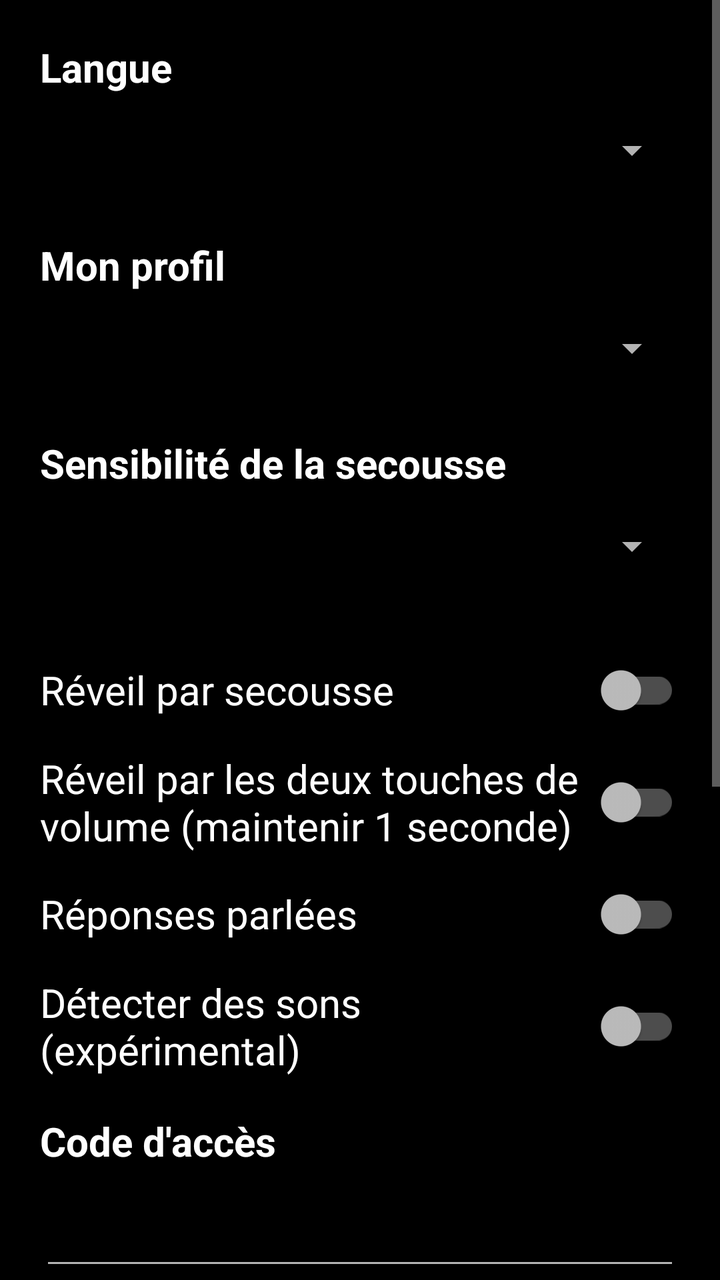
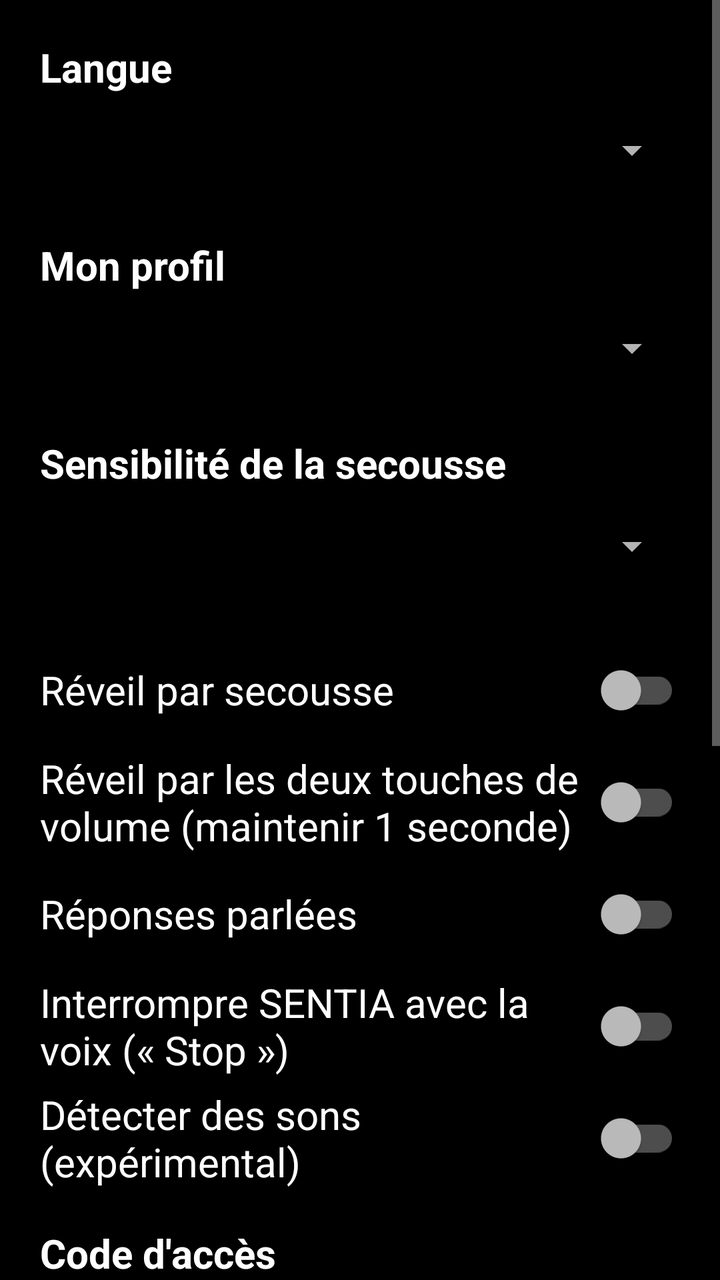

Screens rendered from an Android XML layout before and after an edit, with the pre-edit source and the edit as a unified diff.
<!-- AndroidManifest.xml: application theme Theme.Sentia -->
<!-- res/layout/activity_settings.xml -->
<?xml version="1.0" encoding="utf-8"?>
<ScrollView xmlns:android="http://schemas.android.com/apk/res/android"
    android:layout_width="match_parent" android:layout_height="match_parent"
    android:background="@color/black">
    <LinearLayout
        android:layout_width="match_parent" android:layout_height="wrap_content"
        android:orientation="vertical" android:padding="20dp">

        <TextView style="@style/Sentia.Text" android:text="@string/set_language" android:textStyle="bold"
            android:layout_width="wrap_content" android:layout_height="wrap_content" />
        <Spinner android:id="@+id/spLanguage" android:layout_width="match_parent" android:layout_height="56dp" />

        <TextView style="@style/Sentia.Text" android:text="@string/set_profile" android:textStyle="bold"
            android:layout_width="wrap_content" android:layout_height="wrap_content" android:layout_marginTop="16dp" />
        <Spinner android:id="@+id/spProfile" android:layout_width="match_parent" android:layout_height="56dp" />

        <TextView style="@style/Sentia.Text" android:text="@string/set_sensitivity" android:textStyle="bold"
            android:layout_width="wrap_content" android:layout_height="wrap_content" android:layout_marginTop="16dp" />
        <Spinner android:id="@+id/spSensitivity" android:layout_width="match_parent" android:layout_height="56dp" />

        <androidx.appcompat.widget.SwitchCompat android:id="@+id/swShake"
            android:layout_width="match_parent" android:layout_height="wrap_content" android:minHeight="56dp"
            android:layout_marginTop="16dp" android:text="@string/set_shake" android:textColor="@color/white" android:textSize="20sp" />
        <androidx.appcompat.widget.SwitchCompat android:id="@+id/swVolume"
            android:layout_width="match_parent" android:layout_height="wrap_content" android:minHeight="56dp"
            android:text="@string/set_volume" android:textColor="@color/white" android:textSize="20sp" />
        <androidx.appcompat.widget.SwitchCompat android:id="@+id/swVoice"
            android:layout_width="match_parent" android:layout_height="wrap_content" android:minHeight="56dp"
            android:text="@string/set_voice_replies" android:textColor="@color/white" android:textSize="20sp" />
        <androidx.appcompat.widget.SwitchCompat android:id="@+id/swSounds"
            android:layout_width="match_parent" android:layout_height="wrap_content" android:minHeight="56dp"
            android:text="@string/set_sounds" android:textColor="@color/white" android:textSize="20sp" />

        <TextView style="@style/Sentia.Text" android:text="@string/set_code" android:textStyle="bold"
            android:layout_width="wrap_content" android:layout_height="wrap_content" android:layout_marginTop="16dp" />
        <EditText android:id="@+id/etCode" android:layout_width="match_parent" android:layout_height="wrap_content"
            android:minHeight="56dp" android:inputType="textPassword" android:textColor="@color/white" android:textSize="20sp"
            android:importantForAutofill="no" />

        <Button android:id="@+id/btnBattery" style="@style/Sentia.BigButton"
            android:layout_width="match_parent" android:layout_height="wrap_content"
            android:layout_marginTop="16dp" android:text="@string/set_battery" android:textSize="18sp" />
        <Button android:id="@+id/btnA11y" style="@style/Sentia.BigButton"
            android:layout_width="match_parent" android:layout_height="wrap_content"
            android:layout_marginTop="12dp" android:text="@string/set_accessibility" android:textSize="18sp" />
        <Button android:id="@+id/btnTest" style="@style/Sentia.BigButton"
            android:layout_width="match_parent" android:layout_height="wrap_content"
            android:layout_marginTop="12dp" android:text="@string/set_test" android:textSize="18sp" />
        <TextView android:id="@+id/testStatus" style="@style/Sentia.Text"
            android:layout_width="match_parent" android:layout_height="wrap_content"
            android:accessibilityLiveRegion="polite" android:textColor="@color/yellow" />
        <Button android:id="@+id/btnSave" style="@style/Sentia.BigButton"
            android:layout_width="match_parent" android:layout_height="wrap_content"
            android:layout_marginTop="16dp" android:text="@string/set_save" />
    </LinearLayout>
</ScrollView>
<!-- resources referenced by this layout -->
<resources>
  <color name="black">#000000</color>
  <color name="white">#FFFFFF</color>
  <color name="yellow">#FFD400</color>
  <string name="set_accessibility">Activer le service des touches de volume</string>
  <string name="set_battery">Autoriser SENTIA à rester actif en arrière-plan</string>
  <string name="set_code">Code d\'accès</string>
  <string name="set_language">Langue</string>
  <string name="set_profile">Mon profil</string>
  <string name="set_save">Enregistrer</string>
  <string name="set_sensitivity">Sensibilité de la secousse</string>
  <string name="set_shake">Réveil par secousse</string>
  <string name="set_sounds">Détecter des sons (expérimental)</string>
  <string name="set_test">Tester la secousse</string>
  <string name="set_voice_replies">Réponses parlées</string>
  <string name="set_volume">Réveil par les deux touches de volume (maintenir 1 seconde)</string>
  <style name="Sentia.BigButton" parent="Widget.AppCompat.Button">
          <item name="android:background">@drawable/btn_bg</item>
          <item name="android:textColor">@color/black</item>
          <item name="android:textSize">22sp</item>
          <item name="android:textStyle">bold</item>
          <item name="android:minHeight">72dp</item>
          <item name="android:padding">16dp</item>
          <item name="android:textAllCaps">false</item>
      </style>
  <style name="Sentia.Text" parent="">
          <item name="android:textColor">@color/white</item>
          <item name="android:textSize">20sp</item>
      </style>
  <style name="Theme.Sentia" parent="Theme.AppCompat.NoActionBar">
          <item name="android:windowBackground">@color/black</item>
          <item name="android:textColor">@color/white</item>
          <item name="android:textColorPrimary">@color/white</item>
          <item name="colorAccent">@color/yellow</item>
          <item name="colorPrimary">@color/black</item>
          <item name="android:statusBarColor">@color/black</item>
          <item name="android:navigationBarColor">@color/black</item>
      </style>
  <!-- drawable btn_bg (drawable) -->
  <?xml version="1.0" encoding="utf-8"?>
  <shape xmlns:android="http://schemas.android.com/apk/res/android" android:shape="rectangle">
      <solid android:color="@color/yellow" />
      <corners android:radius="20dp" />
      <stroke android:width="3dp" android:color="@color/white" />
  </shape>
</resources>

<!-- the commit's change to res/layout/activity_settings.xml (unified diff, before → after) -->
@@ -27,6 +27,9 @@
         <androidx.appcompat.widget.SwitchCompat android:id="@+id/swVoice"
             android:layout_width="match_parent" android:layout_height="wrap_content" android:minHeight="56dp"
             android:text="@string/set_voice_replies" android:textColor="@color/white" android:textSize="20sp" />
+        <androidx.appcompat.widget.SwitchCompat android:id="@+id/swBarge"
+            android:layout_width="match_parent" android:layout_height="wrap_content" android:minHeight="56dp"
+            android:text="@string/set_barge" android:textColor="@color/white" android:textSize="20sp" />
         <androidx.appcompat.widget.SwitchCompat android:id="@+id/swSounds"
             android:layout_width="match_parent" android:layout_height="wrap_content" android:minHeight="56dp"
             android:text="@string/set_sounds" android:textColor="@color/white" android:textSize="20sp" />
<!-- resource entries referenced after the edit -->
@@ -4,6 +4,7 @@
   <color name="white">#FFFFFF</color>
   <color name="yellow">#FFD400</color>
   <string name="set_accessibility">Activer le service des touches de volume</string>
+  <string name="set_barge">Interrompre SENTIA avec la voix (« Stop »)</string>
   <string name="set_battery">Autoriser SENTIA à rester actif en arrière-plan</string>
   <string name="set_code">Code d\'accès</string>
   <string name="set_language">Langue</string>
